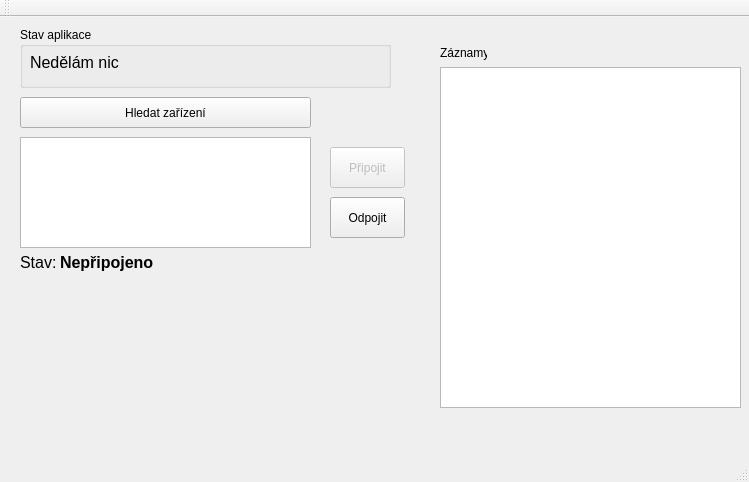
Before: the Qt Designer form src/desktop/StartOkno/startovaciokno/mainwindow.ui in vairad/zcu-zswi, drawn with Qt 5.
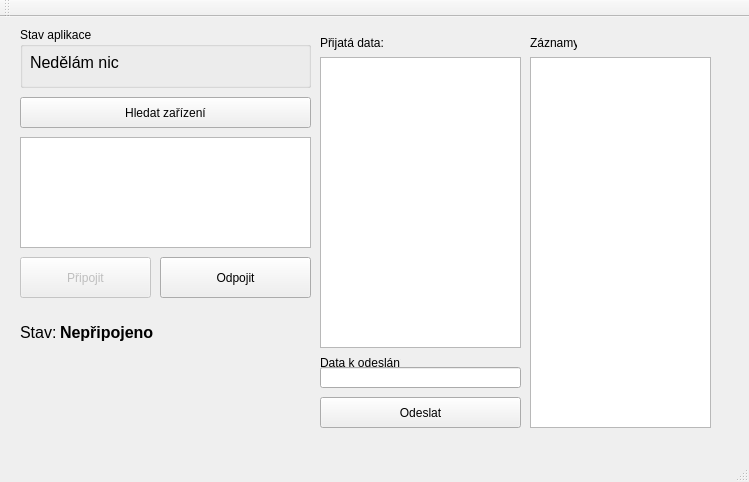
After: the same form once the commit is applied.

Commit message: Aplikace umí zaznamenávat přijatá a odeslaná data. Je dodělané logování stavu spojení. Aplikace je (snad) připravená pro komunikaci s Arduinem.

What changed in the file:
```diff
--- a/src/desktop/StartOkno/startovaciokno/mainwindow.ui
+++ b/src/desktop/StartOkno/startovaciokno/mainwindow.ui
@@ -30,9 +30,9 @@
     </property>
     <property name="geometry">
      <rect>
-      <x>330</x>
-      <y>130</y>
-      <width>75</width>
+      <x>20</x>
+      <y>240</y>
+      <width>131</width>
       <height>41</height>
      </rect>
     </property>
@@ -46,9 +46,9 @@
     </property>
     <property name="geometry">
      <rect>
-      <x>330</x>
-      <y>180</y>
-      <width>75</width>
+      <x>160</x>
+      <y>240</y>
+      <width>151</width>
       <height>41</height>
      </rect>
     </property>
@@ -60,7 +60,7 @@
     <property name="geometry">
      <rect>
       <x>20</x>
-      <y>230</y>
+      <y>300</y>
       <width>41</width>
       <height>31</height>
      </rect>
@@ -78,8 +78,8 @@
     <property name="geometry">
      <rect>
       <x>60</x>
-      <y>230</y>
-      <width>341</width>
+      <y>300</y>
+      <width>251</width>
       <height>31</height>
      </rect>
     </property>
@@ -112,7 +112,7 @@
      <rect>
       <x>20</x>
       <y>10</y>
-      <width>371</width>
+      <width>291</width>
       <height>61</height>
      </rect>
     </property>
@@ -124,7 +124,7 @@
       <rect>
        <x>10</x>
        <y>20</y>
-       <width>351</width>
+       <width>271</width>
        <height>31</height>
       </rect>
      </property>
@@ -141,18 +141,21 @@
    <widget class="QTextEdit" name="poleLog">
     <property name="geometry">
      <rect>
-      <x>440</x>
-      <y>50</y>
-      <width>301</width>
-      <height>341</height>
+      <x>530</x>
+      <y>40</y>
+      <width>181</width>
+      <height>371</height>
      </rect>
     </property>
+    <property name="readOnly">
+     <bool>true</bool>
+    </property>
    </widget>
    <widget class="QLabel" name="label">
     <property name="geometry">
      <rect>
-      <x>440</x>
-      <y>20</y>
+      <x>530</x>
+      <y>10</y>
       <width>47</width>
       <height>31</height>
      </rect>
@@ -161,6 +164,71 @@
      <string>Záznamy:</string>
     </property>
    </widget>
+   <widget class="QTextEdit" name="polePrijataData">
+    <property name="geometry">
+     <rect>
+      <x>320</x>
+      <y>40</y>
+      <width>201</width>
+      <height>291</height>
+     </rect>
+    </property>
+    <property name="readOnly">
+     <bool>true</bool>
+    </property>
+   </widget>
+   <widget class="QLabel" name="label_3">
+    <property name="geometry">
+     <rect>
+      <x>320</x>
+      <y>10</y>
+      <width>71</width>
+      <height>31</height>
+     </rect>
+    </property>
+    <property name="text">
+     <string>Přijatá data:</string>
+    </property>
+   </widget>
+   <widget class="QPushButton" name="tlacitkoOdeslat">
+    <property name="enabled">
+     <bool>true</bool>
+    </property>
+    <property name="geometry">
+     <rect>
+      <x>320</x>
+      <y>380</y>
+      <width>201</width>
+      <height>31</height>
+     </rect>
+    </property>
+    <property name="text">
+     <string>Odeslat</string>
+    </property>
+   </widget>
+   <widget class="QLineEdit" name="poleKOdeslani">
+    <property name="geometry">
+     <rect>
+      <x>320</x>
+      <y>350</y>
+      <width>201</width>
+      <height>21</height>
+     </rect>
+    </property>
+   </widget>
+   <widget class="QLabel" name="label_4">
+    <property name="geometry">
+     <rect>
+      <x>320</x>
+      <y>330</y>
+      <width>81</width>
+      <height>31</height>
+     </rect>
+    </property>
+    <property name="text">
+     <string>Data k odeslání:</string>
+    </property>
+   </widget>
   </widget>
   <widget class="QMenuBar" name="menuBar">
    <property name="geometry">
```
The commit also changes 4 other files.
